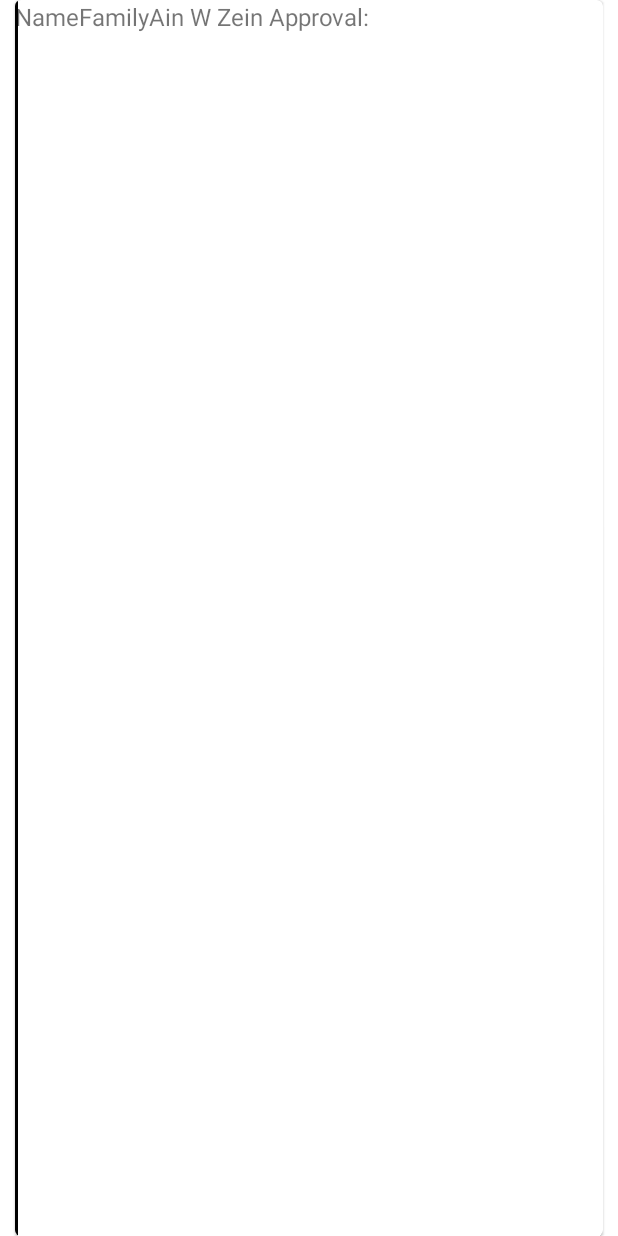
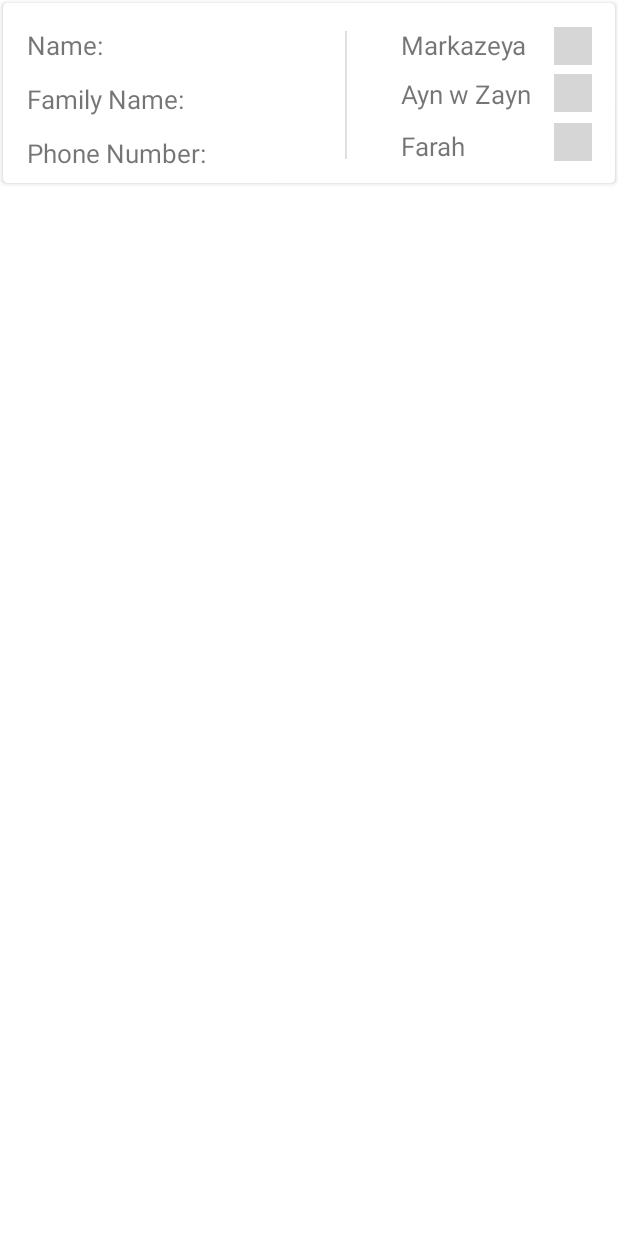
Before and after one commit to Firas-El-Mohtar/Crisis-Opps-App, an Android app: the layout recycler_view_items.xml on its own in the app's theme, with its tools: preview values and no code run, on a phone screen of 412 x 824 dp. Run offline under Robolectric (Android 15) with nearby library versions, the phone set to English and light mode, and no system bars; grey boxes are pictures that could not be loaded.

Commit message:
Update recycler_view_items.xml

```diff
--- a/app/src/main/res/layout/recycler_view_items.xml
+++ b/app/src/main/res/layout/recycler_view_items.xml
@@ -1,69 +1,159 @@
 <?xml version="1.0" encoding="utf-8"?>
-<androidx.constraintlayout.widget.ConstraintLayout xmlns:android="http://schemas.android.com/apk/res/android"
+<androidx.cardview.widget.CardView xmlns:android="http://schemas.android.com/apk/res/android"
+    xmlns:app="http://schemas.android.com/apk/res-auto"
+    xmlns:tools="http://schemas.android.com/tools"
     android:layout_width="match_parent"
-    android:layout_height="match_parent"
-    xmlns:app="http://schemas.android.com/apk/res-auto">
+    android:layout_height="120dp"
+    app:cardCornerRadius="3dp"
+    android:layout_margin="2dp"
 
-    <com.google.android.material.card.MaterialCardView
+    >
+
+    <androidx.constraintlayout.widget.ConstraintLayout
         android:layout_width="match_parent"
-        android:layout_height="wrap_content"
-        android:layout_margin="10dp"
-        app:layout_constraintStart_toStartOf="parent"
-        app:layout_constraintBottom_toBottomOf="parent"
-        app:layout_constraintTop_toTopOf="parent" >
-        <LinearLayout
-            android:layout_width="wrap_content"
-            android:layout_height="100dp"
-            android:orientation="horizontal">
+        android:layout_height="match_parent">
+
 
         <TextView
-            android:id="@+id/nameText"
-            app:layout_constraintTop_toTopOf="parent"
-            app:layout_constraintStart_toStartOf="parent"
-            app:layout_constraintEnd_toEndOf="parent"
+            android:id="@+id/name_holder"
             android:layout_width="wrap_content"
             android:layout_height="wrap_content"
-            android:textSize="16sp"
-            android:text="Name"
-            />
-            <TextView
-                android:id="@+id/familyName"
-                app:layout_constraintTop_toBottomOf="@id/nameText"
-                app:layout_constraintStart_toStartOf="parent"
-                app:layout_constraintEnd_toEndOf="parent"
-                android:layout_width="wrap_content"
-                android:layout_height="wrap_content"
-                android:textSize="16sp"
-                android:text="Family"
-                />
-            <TextView
-                android:id="@+id/AinWZeinApproval"
-                app:layout_constraintTop_toBottomOf="@id/nameText"
-                app:layout_constraintStart_toStartOf="parent"
-                app:layout_constraintEnd_toEndOf="parent"
-                android:layout_width="wrap_content"
-                android:layout_height="wrap_content"
-                android:textSize="16sp"
-                android:text="Ain W Zein Approval:"
-                />
+            android:layout_marginStart="16dp"
+            android:layout_marginTop="16dp"
+            android:text="Name: "
+            android:textSize="17sp"
+            app:layout_constraintStart_toStartOf="parent"
+            app:layout_constraintTop_toTopOf="parent" />
 
+        <TextView
+            android:id="@+id/family_name_holder"
+            android:layout_width="wrap_content"
+            android:layout_height="wrap_content"
+            android:layout_marginStart="16dp"
+            android:layout_marginTop="12dp"
+            android:text="Family Name: "
+            android:textSize="17sp"
+            app:layout_constraintStart_toStartOf="parent"
+            app:layout_constraintTop_toBottomOf="@+id/name_holder" />
 
+        <TextView
+            android:id="@+id/phone_number_holder"
+            android:layout_width="wrap_content"
+            android:layout_height="wrap_content"
+            android:layout_marginStart="16dp"
+            android:layout_marginTop="12dp"
+            android:text="Phone Number: "
+            android:textSize="17sp"
+            app:layout_constraintStart_toStartOf="parent"
+            app:layout_constraintTop_toBottomOf="@+id/family_name_holder" />
 
-        </LinearLayout>
+        <TextView
+            android:id="@+id/markazeye_text"
+            android:layout_width="wrap_content"
+            android:layout_height="wrap_content"
+            android:layout_marginStart="36dp"
+            android:text="Markazeya"
+            android:textSize="17sp"
+            app:layout_constraintBottom_toBottomOf="@+id/name_holder"
+            app:layout_constraintStart_toEndOf="@+id/divider2"
+            app:layout_constraintTop_toTopOf="parent"
+            app:layout_constraintVertical_bias="1.0" />
 
-            <View
-                android:id="@+id/divider"
-                android:layout_width="2dp"
-                android:layout_height="match_parent"
-                android:background="@color/black" />
+        <TextView
+            android:id="@+id/ayn_wzayn_text"
+            android:layout_width="wrap_content"
+            android:layout_height="wrap_content"
+            android:layout_marginStart="36dp"
+            android:layout_marginTop="5dp"
+            android:text="Ayn w Zayn"
+            android:textSize="17sp"
+            app:layout_constraintBottom_toBottomOf="@+id/family_name_holder"
+            app:layout_constraintStart_toEndOf="@+id/divider2"
+            app:layout_constraintTop_toBottomOf="@+id/markazeye_text" />
 
-    </com.google.android.material.card.MaterialCardView>
+        <TextView
+            android:id="@+id/farah_foundation_text"
+            android:layout_width="wrap_content"
+            android:layout_height="wrap_content"
+            android:layout_marginTop="5dp"
+            android:text="Farah"
+            android:textSize="17sp"
+            app:layout_constraintBottom_toBottomOf="@+id/phone_number_holder"
+            app:layout_constraintStart_toStartOf="@+id/ayn_wzayn_text"
+            app:layout_constraintTop_toBottomOf="@+id/ayn_wzayn_text" />
 
+        <ImageView
+            android:id="@+id/markazeyye_icon"
+            android:layout_width="25dp"
+            android:layout_height="25dp"
+            android:layout_marginEnd="15dp"
+            app:layout_constraintBottom_toBottomOf="@+id/markazeye_text"
+            app:layout_constraintEnd_toEndOf="parent"
+            app:layout_constraintTop_toTopOf="@+id/markazeye_text"
+            app:layout_constraintVertical_bias="0.0"
+            app:srcCompat="@drawable/pending_for_approval_icon" />
 
+        <ImageView
+            android:id="@+id/ayn_wzayn_icon"
+            android:layout_width="25dp"
+            android:layout_height="25dp"
+            android:layout_marginTop="5dp"
+            android:layout_marginEnd="15dp"
+            app:layout_constraintBottom_toBottomOf="@+id/ayn_wzayn_text"
+            app:layout_constraintEnd_toEndOf="parent"
+            app:layout_constraintTop_toBottomOf="@+id/markazeyye_icon"
+            app:srcCompat="@drawable/approved_icon" />
 
+        <ImageView
+            android:id="@+id/farah_foundation_icon"
+            android:layout_width="25dp"
+            android:layout_height="25dp"
+            android:layout_marginTop="5dp"
+            android:layout_marginEnd="15dp"
+            app:layout_constraintBottom_toBottomOf="@+id/farah_foundation_text"
+            app:layout_constraintEnd_toEndOf="parent"
+            app:layout_constraintTop_toBottomOf="@+id/ayn_wzayn_icon"
+            app:srcCompat="@drawable/rejected_icon" />
 
+        <View
+            android:id="@+id/divider2"
+            android:layout_width="1dp"
+            android:layout_height="85dp"
+            android:background="?android:attr/listDivider"
+            app:layout_constraintBottom_toBottomOf="parent"
+            app:layout_constraintEnd_toEndOf="parent"
+            app:layout_constraintHorizontal_bias="0.56"
+            app:layout_constraintStart_toStartOf="parent"
+            app:layout_constraintTop_toTopOf="parent"
+            app:layout_constraintVertical_bias="0.542" />
 
+        <TextView
+            android:id="@+id/person_name"
+            android:layout_width="wrap_content"
+            android:layout_height="wrap_content"
+            android:text=""
+            android:textSize="17sp"
+            app:layout_constraintBottom_toBottomOf="@+id/name_holder"
+            app:layout_constraintStart_toEndOf="@+id/name_holder" />
 
+        <TextView
+            android:id="@+id/person_family_name"
+            android:layout_width="wrap_content"
+            android:layout_height="wrap_content"
+            android:text=""
+            android:textSize="17sp"
+            app:layout_constraintBottom_toBottomOf="@+id/family_name_holder"
+            app:layout_constraintStart_toEndOf="@+id/family_name_holder" />
 
+        <TextView
+            android:id="@+id/person_phone_number"
+            android:layout_width="wrap_content"
+            android:layout_height="wrap_content"
+            android:text=""
+            android:textSize="17sp"
+            app:layout_constraintBottom_toBottomOf="@+id/phone_number_holder"
+            app:layout_constraintStart_toEndOf="@+id/phone_number_holder" />
 
-</androidx.constraintlayout.widget.ConstraintLayout>
+    </androidx.constraintlayout.widget.ConstraintLayout>
+
+</androidx.cardview.widget.CardView>
```
